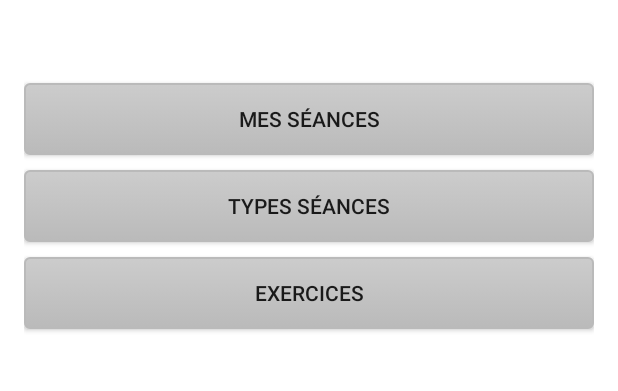
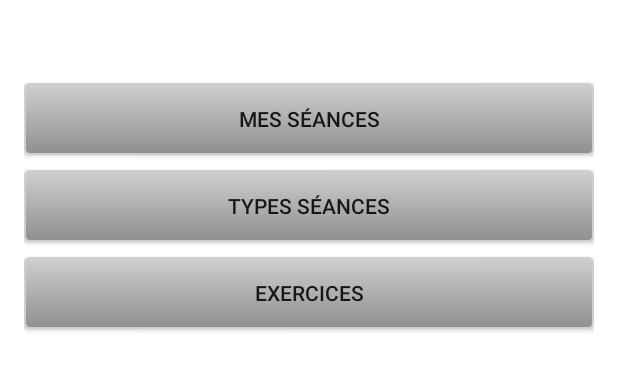
Before and after one commit to Snake4100/Muscu, an Android app: the screen it shows after launch (AcceuilActivity), on a phone screen of 412 x 824 dp, the part 181-572 px from its top. Run offline under Robolectric (Android 15) with nearby library versions, the phone set to English and light mode, and no system bars.

Commit message:
changement couleur boutons

```diff
--- a/app/src/main/res/drawable/button.xml
+++ b/app/src/main/res/drawable/button.xml
@@ -4,8 +4,8 @@
     <item >
         <shape android:shape="rectangle"  >
             <corners android:radius="3dip" />
-            <stroke android:width="1dip" android:color="#BABABA" />
-            <gradient android:angle="-90" android:startColor="#CCCCCC" android:endColor="#BABABA" />
+            <stroke android:width="1dip" android:color="#CFCFCF" />
+            <gradient android:angle="-90" android:startColor="#CFCFCF" android:endColor="#8F8F8F" />
         </shape>
     </item>
 </selector>
--- a/app/src/main/res/drawable/button_start_chrono.xml
+++ b/app/src/main/res/drawable/button_start_chrono.xml
@@ -4,8 +4,8 @@
     <item >
         <shape android:shape="rectangle"  >
             <corners android:radius="3dip" />
-            <stroke android:width="1dip" android:color="#09ff00" />
-            <gradient android:angle="-90" android:startColor="#09ff00" android:endColor="#17e640" />
+            <stroke android:width="1dip" android:color="#07B31E" />
+            <gradient android:angle="-90" android:startColor="#07B31E" android:endColor="#04590F" />
         </shape>
     </item>
 </selector>
--- a/app/src/main/res/drawable/button_stop_schrono.xml
+++ b/app/src/main/res/drawable/button_stop_schrono.xml
@@ -3,8 +3,8 @@
     <item >
         <shape android:shape="rectangle"  >
             <corners android:radius="3dip" />
-            <stroke android:width="1dip" android:color="#db3a1a" />
-            <gradient android:angle="-90" android:startColor="#ff2b00" android:endColor="#db3a1a" />
+            <stroke android:width="1dip" android:color="#FF0000" />
+            <gradient android:angle="-90" android:startColor="#FF0000" android:endColor="#A30000" />
         </shape>
     </item>
 </selector>
```
